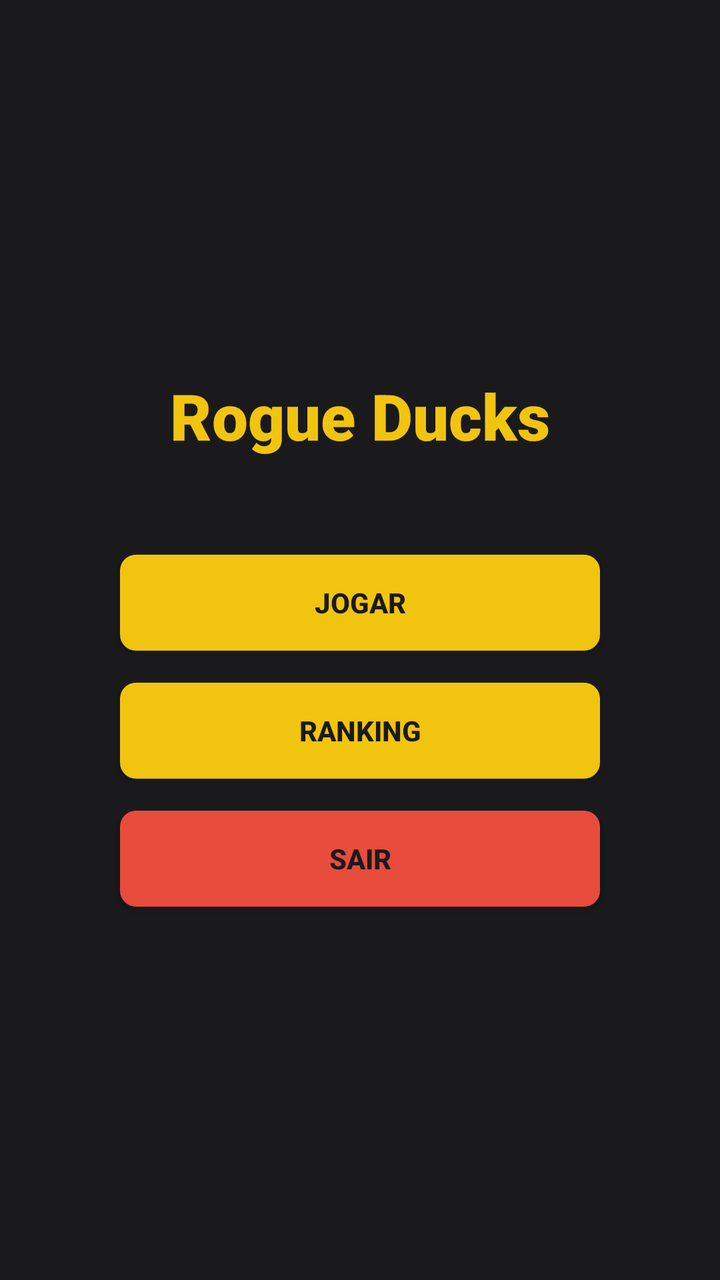
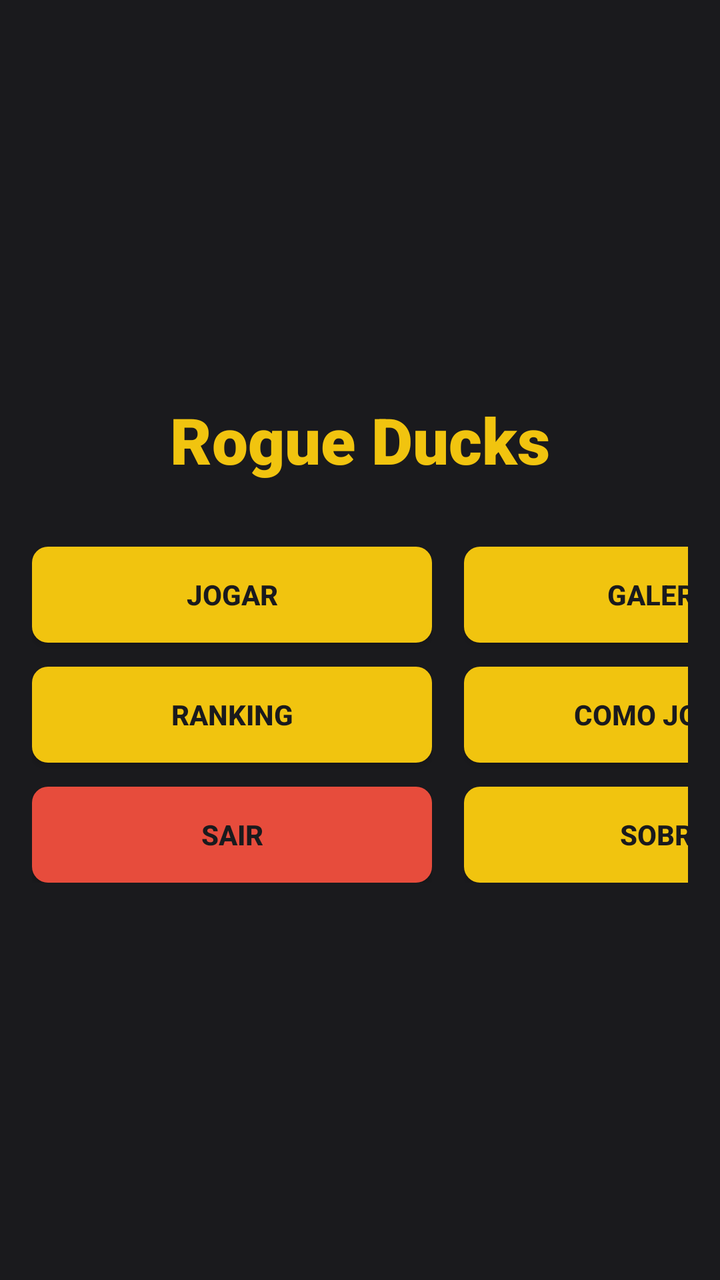

Screens rendered from an Android XML layout before and after an edit, with the pre-edit source and the edit as a unified diff.
<!-- AndroidManifest.xml: application theme Theme.RogueDucks -->
<!-- res/layout/activity_main.xml -->
<?xml version="1.0" encoding="utf-8"?>
<LinearLayout xmlns:android="http://schemas.android.com/apk/res/android"
    android:id="@+id/main"
    android:layout_width="match_parent"
    android:layout_height="match_parent"
    android:orientation="vertical"
    android:gravity="center"
    android:background="@color/bg_dark"
    android:padding="16dp">

    <TextView
        android:layout_width="wrap_content"
        android:layout_height="wrap_content"
        android:text="@string/app_name"
        style="@style/RogueDucks.Text.Title"
        android:layout_marginBottom="48dp" />

    <Button
        android:id="@+id/btnPlay"
        android:layout_width="240dp"
        android:layout_height="wrap_content"
        android:text="@string/btn_play"
        style="@style/RogueDucks.Button"
        android:layout_marginBottom="16dp" />

    <Button
        android:id="@+id/btnRanking"
        android:layout_width="240dp"
        android:layout_height="wrap_content"
        android:text="@string/btn_ranking"
        style="@style/RogueDucks.Button"
        android:layout_marginBottom="16dp" />

    <Button
        android:id="@+id/btnExit"
        android:layout_width="240dp"
        android:layout_height="wrap_content"
        android:text="@string/btn_exit"
        style="@style/RogueDucks.Button"
        android:backgroundTint="@color/secondary_red" />

</LinearLayout>
<!-- resources referenced by this layout -->
<resources>
  <color name="bg_dark">#1A1A1D</color>
  <color name="secondary_red">#E74C3C</color>
  <string name="app_name">Rogue Ducks</string>
  <string name="btn_exit">Sair</string>
  <string name="btn_play">Jogar</string>
  <string name="btn_ranking">Ranking</string>
  <style name="RogueDucks.Button" parent="Widget.AppCompat.Button">
          <item name="android:background">@drawable/bg_button</item>
          <item name="android:textColor">@color/bg_dark</item>
          <item name="android:textStyle">bold</item>
          <item name="android:paddingLeft">24dp</item>
          <item name="android:paddingRight">24dp</item>
          <item name="android:textAllCaps">true</item>
      </style>
  <style name="RogueDucks.Text.Title" parent="android:Widget.TextView">
          <item name="android:textSize">32sp</item>
          <item name="android:textStyle">bold</item>
          <item name="android:textColor">@color/primary_gold</item>
          <item name="android:fontFamily">sans-serif-black</item>
      </style>
  <style name="Theme.RogueDucks" parent="Base.Theme.RogueDucks" />
  <!-- drawable bg_button (drawable) -->
  <?xml version="1.0" encoding="utf-8"?>
  <ripple xmlns:android="http://schemas.android.com/apk/res/android"
      android:color="@color/ripple_color">
      <item>
          <shape android:shape="rectangle">
              <corners android:radius="8dp" />
              <solid android:color="@color/primary_gold" />
          </shape>
      </item>
  </ripple>
  <color name="primary_gold">#F1C40F</color>
  <style name="Base.Theme.RogueDucks" parent="Theme.Material3.DayNight.NoActionBar">
          
          <item name="colorPrimary">@color/primary_gold</item>
          <item name="colorSecondary">@color/secondary_red</item>
          <item name="android:windowBackground">@color/bg_dark</item>
          <item name="android:statusBarColor">@color/bg_dark</item>
          <item name="android:navigationBarColor">@color/bg_dark</item>
      </style>
  <color name="ripple_color">#40FFFFFF</color>
</resources>

<!-- the commit's change to res/layout/activity_main.xml (unified diff, before → after) -->
@@ -13,30 +13,74 @@
         android:layout_height="wrap_content"
         android:text="@string/app_name"
         style="@style/RogueDucks.Text.Title"
-        android:layout_marginBottom="48dp" />
+        android:layout_marginBottom="32dp" />
 
-    <Button
-        android:id="@+id/btnPlay"
-        android:layout_width="240dp"
+    <LinearLayout
+        android:layout_width="wrap_content"
         android:layout_height="wrap_content"
-        android:text="@string/btn_play"
-        style="@style/RogueDucks.Button"
-        android:layout_marginBottom="16dp" />
+        android:orientation="horizontal"
+        android:gravity="center">
 
-    <Button
-        android:id="@+id/btnRanking"
-        android:layout_width="240dp"
-        android:layout_height="wrap_content"
-        android:text="@string/btn_ranking"
-        style="@style/RogueDucks.Button"
-        android:layout_marginBottom="16dp" />
+        <LinearLayout
+            android:layout_width="wrap_content"
+            android:layout_height="wrap_content"
+            android:orientation="vertical"
+            android:layout_marginEnd="16dp">
 
-    <Button
-        android:id="@+id/btnExit"
-        android:layout_width="240dp"
-        android:layout_height="wrap_content"
-        android:text="@string/btn_exit"
-        style="@style/RogueDucks.Button"
-        android:backgroundTint="@color/secondary_red" />
+            <Button
+                android:id="@+id/btnPlay"
+                android:layout_width="200dp"
+                android:layout_height="wrap_content"
+                android:text="@string/btn_play"
+                style="@style/RogueDucks.Button"
+                android:layout_marginBottom="12dp" />
+
+            <Button
+                android:id="@+id/btnRanking"
+                android:layout_width="200dp"
+                android:layout_height="wrap_content"
+                android:text="@string/btn_ranking"
+                style="@style/RogueDucks.Button"
+                android:layout_marginBottom="12dp" />
+
+            <Button
+                android:id="@+id/btnExit"
+                android:layout_width="200dp"
+                android:layout_height="wrap_content"
+                android:text="@string/btn_exit"
+                style="@style/RogueDucks.Button"
+                android:backgroundTint="@color/secondary_red" />
+        </LinearLayout>
+
+        <LinearLayout
+            android:layout_width="wrap_content"
+            android:layout_height="wrap_content"
+            android:orientation="vertical">
+
+            <Button
+                android:id="@+id/btnGaleria"
+                android:layout_width="200dp"
+                android:layout_height="wrap_content"
+                android:text="Galeria"
+                style="@style/RogueDucks.Button"
+                android:layout_marginBottom="12dp" />
+
+            <Button
+                android:id="@+id/btnLore"
+                android:layout_width="200dp"
+                android:layout_height="wrap_content"
+                android:text="Como Jogar"
+                style="@style/RogueDucks.Button"
+                android:layout_marginBottom="12dp" />
+
+            <Button
+                android:id="@+id/btnAbout"
+                android:layout_width="200dp"
+                android:layout_height="wrap_content"
+                android:text="Sobre"
+                style="@style/RogueDucks.Button" />
+        </LinearLayout>
+
+    </LinearLayout>
 
 </LinearLayout>
